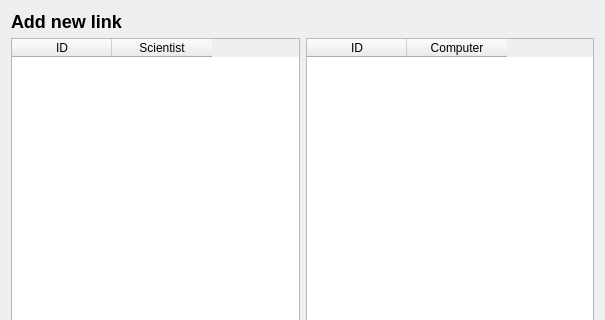
This is VLN1-H32/addlinkdialog.ui in Kristian15/VLN1-Hopur32 as Qt 5 draws it before an edit; both pictures show x 0 to 605 and y 0 to 320 of the 605 by 500 pixel window. The edited form follows.
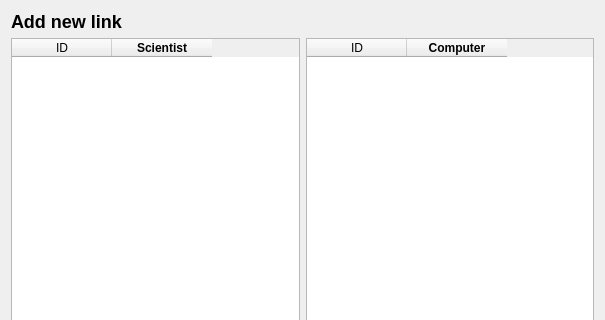
This is the edited form.

```diff
--- a/VLN1-H32/addlinkdialog.ui
+++ b/VLN1-H32/addlinkdialog.ui
@@ -43,6 +43,10 @@
       <layout class="QHBoxLayout" name="horizontalLayout">
        <item>
         <widget class="QTableWidget" name="table_addLinkScientist">
+         <property name="styleSheet">
+          <string notr="true">selection-background-color: rgb(0, 85, 255);
+selection-color: rgb(255, 255, 255);</string>
+         </property>
          <column>
           <property name="text">
            <string>ID</string>
@@ -52,6 +56,12 @@
           <property name="text">
            <string>Scientist</string>
           </property>
+          <property name="font">
+           <font>
+            <weight>75</weight>
+            <bold>true</bold>
+           </font>
+          </property>
          </column>
         </widget>
        </item>
@@ -66,6 +76,12 @@
           <property name="text">
            <string>Computer</string>
           </property>
+          <property name="font">
+           <font>
+            <weight>75</weight>
+            <bold>true</bold>
+           </font>
+          </property>
          </column>
         </widget>
        </item>
```
